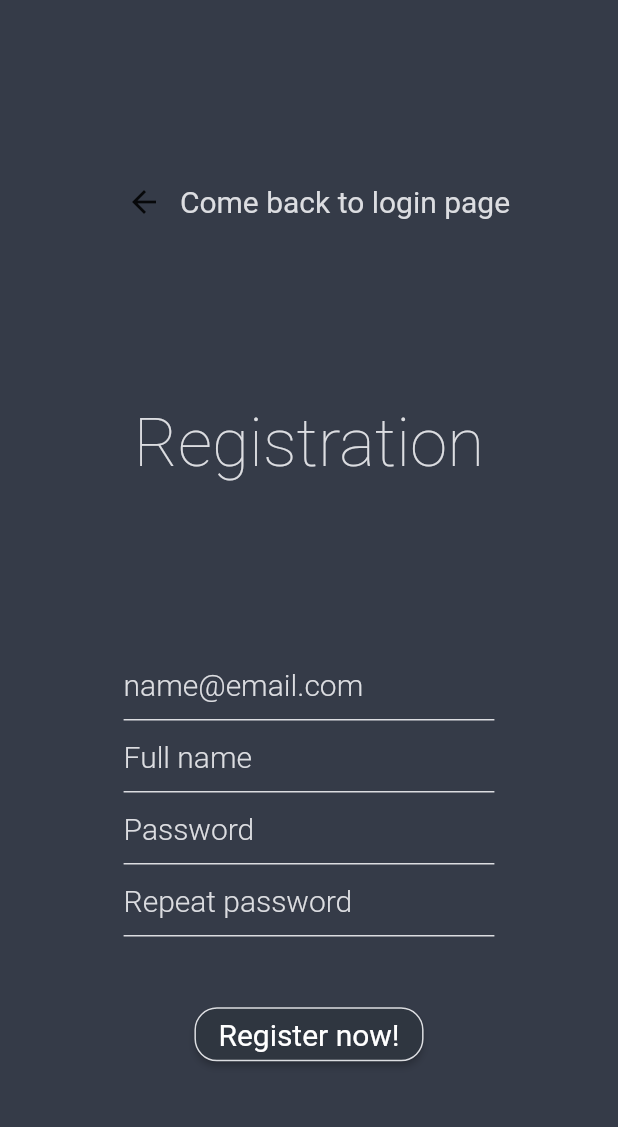
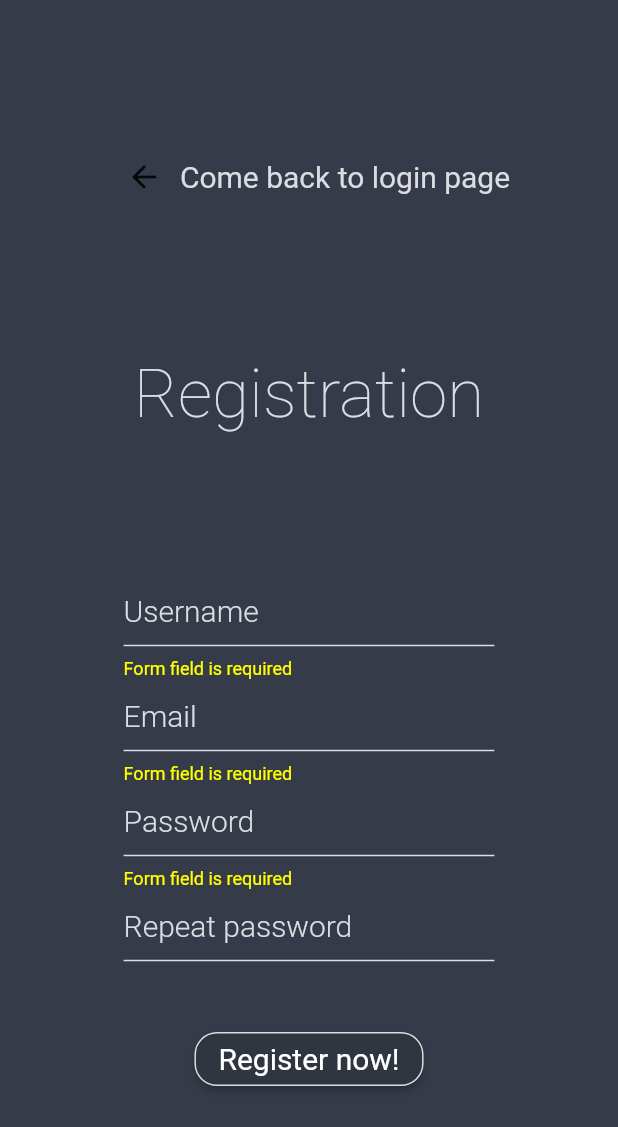
Before and after one commit to ShazeRx/capybara_mb, a Flutter app: the RegisterScreen screen opened by its route, after a tap on "Register now!", on a phone screen of 412 x 824 dp. Shown: the top 1127 px of the screen. Run offline on Flutter 3.47's test engine with Material 2 defaults, Android fonts, the phone set to English and light mode, and no system bars; our stand-ins replace dartz, equatable, form_field_validator, get_it, internet_connection_checker, shared_preferences; accounts and stored records are empty; Roboto replaces fonts that are missing (Ubuntu).

Commit message:
Form validations added

```diff
--- /dev/null
+++ b/lib/core/config/themes/default_theme/default_input_decoration.dart
@@ -0,0 +1,13 @@
+import 'package:capybara_app/core/config/themes/default_theme/default_theme.dart';
+import 'package:flutter/material.dart';
+
+InputDecoration defaultInputDecoration({required String hintText}) =>
+    InputDecoration(
+      hintText: hintText,
+      hintStyle: defaultTheme.inputDecorationTheme.hintStyle,
+      labelStyle: defaultTheme.inputDecorationTheme.labelStyle,
+      enabledBorder: defaultTheme.inputDecorationTheme.enabledBorder,
+      focusedBorder: defaultTheme.inputDecorationTheme.focusedBorder,
+      border: InputBorder.none,
+      errorBorder: defaultTheme.inputDecorationTheme.errorBorder,
+    );
--- a/lib/core/constants/validation_messages.dart
+++ b/lib/core/constants/validation_messages.dart
@@ -1,8 +1,9 @@
 class ValidationMessages {
-  static const emptyValue = 'Value cannot be empty';
+  static const required = 'Form field is required';
   static const invalidEmail = 'Invalid email';
   static const invalidPassword = 'Invalid password';
   static const differentPasswords = 'Passwords do not match';
-  static const shortPassword = 'Passwords should contain at least 8 characters';
-  static const weakPassword = 'Passwords should contain at least 1 uppercase and 1 lowercase character';
+  static const shortPassword = 'Password should contain at least eight characters';
+  static const passwordUppercaseLowercase = 'Password should contain at least one uppercase and one lowercase character';
+  static const passwordSpecialCharacter = 'Password should contain at least one special character';
 }
--- a/lib/core/enums/form_field_type.dart
+++ /dev/null
@@ -1,6 +0,0 @@
-enum FormFieldType {
-  email,
-  password,
-  fullName,
-  repeatPassword
-}
--- a/lib/ui/widgets/auth/auth_form_field.dart
+++ /dev/null
@@ -1,46 +0,0 @@
-import 'package:capybara_app/core/enums/form_field_type.dart';
-import 'package:flutter/material.dart';
-
-class AuthFormField extends StatelessWidget {
-  final String placeholder;
-  final Function(FormFieldType, String?) saveData;
-  final FormFieldType authFormFieldType;
-  final String? Function(String?)? validator;
-  final TextEditingController? controller;
-  final TextInputAction inputAction;
-  final TextInputType keyboardType;
-
-  AuthFormField({
-    required this.placeholder,
-    required this.saveData,
-    required this.authFormFieldType,
-    this.validator,
-    this.controller,
-    this.inputAction = TextInputAction.next,
-    this.keyboardType = TextInputType.text,
-  });
-
-  @override
-  Widget build(BuildContext context) {
-    var theme = Theme.of(context);
-    return TextFormField(
-      controller: this.controller,
-      style: theme.inputDecorationTheme.hintStyle,
-      decoration: InputDecoration(
-        hintText: this.placeholder,
-        hintStyle: theme.inputDecorationTheme.hintStyle,
-        labelStyle: theme.inputDecorationTheme.labelStyle,
-        enabledBorder: theme.inputDecorationTheme.enabledBorder,
-        focusedBorder: theme.inputDecorationTheme.focusedBorder,
-        border: InputBorder.none,
-        errorBorder: theme.inputDecorationTheme.errorBorder,
-      ),
-      textInputAction: this.inputAction,
-      keyboardType: this.keyboardType,
-      validator: this.validator,
-      obscureText: this.authFormFieldType == FormFieldType.password ||
-          this.authFormFieldType == FormFieldType.repeatPassword,
-      onSaved: (value) => this.saveData(this.authFormFieldType, value),
-    );
-  }
-}
--- a/lib/ui/widgets/auth/register/register_form.dart
+++ b/lib/ui/widgets/auth/register/register_form.dart
@@ -1,11 +1,9 @@
 import 'package:capybara_app/core/constants/validation_messages.dart';
-import 'package:capybara_app/core/enums/form_field_type.dart';
+import 'package:capybara_app/core/enums/validator.dart';
+import 'package:capybara_app/core/config/themes/default_theme/default_input_decoration.dart';
 import 'package:capybara_app/core/helpers/ui/vertical_space_helper.dart';
-import 'package:capybara_app/core/helpers/validation/validation_helper.dart';
-
 import 'package:flutter/material.dart';
-
-import '../auth_form_field.dart';
+import 'package:form_field_validator/form_field_validator.dart';
 import '../auth_form_wrapper.dart';
 
 class RegisterForm extends StatefulWidget {
@@ -16,17 +14,15 @@ class RegisterForm extends StatefulWidget {
 }
 
 class _RegisterFormState extends State<RegisterForm> {
-  final emailController = new TextEditingController();
-  final nameController = new TextEditingController();
-  final passwordController = new TextEditingController();
-  final repeatPasswordController = new TextEditingController();
+  final _passwordController = new TextEditingController();
 
-  _saveRegisterData(FormFieldType formField, String? value) {
-    // this._registerData[formField] = value;
+  void _submitForm() {
+    RegisterForm._formKey.currentState!.validate();
   }
 
   @override
   Widget build(BuildContext context) {
+    var theme = Theme.of(context);
     return Column(
       children: [
         AuthFormWrapper(
@@ -34,76 +30,32 @@ class _RegisterFormState extends State<RegisterForm> {
             key: RegisterForm._formKey,
             child: Column(
               children: [
-                AuthFormField(
-                  placeholder: 'name@email.com',
-                  // controller: this.emailController,
-                  keyboardType: TextInputType.emailAddress,
-                  saveData: this._saveRegisterData,
-                  authFormFieldType: FormFieldType.email,
-                  validator: (value) {
-                    if (!ValidationHelper.validateIfNotEmpty(value)) {
-                      return ValidationMessages.emptyValue;
-                    }
-                    if (!ValidationHelper.validateEmail(value!)) {
-                      return ValidationMessages.invalidEmail;
-                    }
-                    return null;
-                  },
+                TextFormField(
+                  style: theme.inputDecorationTheme.hintStyle,
+                  decoration: defaultInputDecoration(hintText: 'Username'),
+                  validator: Validator.username.validator,
                 ),
-                AuthFormField(
-                  placeholder: 'Full name',
-                  // controller: this.nameController,
-                  saveData: this._saveRegisterData,
-                  authFormFieldType: FormFieldType.fullName,
-                  validator: (value) {
-                    if (!ValidationHelper.validateIfNotEmpty(value)) {
-                      return ValidationMessages.emptyValue;
-                    }
-
-                    return null;
-                  },
+                TextFormField(
+                  style: theme.inputDecorationTheme.hintStyle,
+                  decoration: defaultInputDecoration(hintText: 'Email'),
+                  validator: Validator.email.validator,
                 ),
-                AuthFormField(
-                  placeholder: 'Password',
-                  controller: this.passwordController,
-                  saveData: this._saveRegisterData,
-                  authFormFieldType: FormFieldType.password,
-                  validator: (value) {
-                    if (!ValidationHelper.validateIfNotEmpty(value)) {
-                      return ValidationMessages.emptyValue;
-                    }
-
-                    if (!ValidationHelper.validatePasswordMinLength(value!)) {
-                      return ValidationMessages.shortPassword;
-                    }
-
-                    if (!ValidationHelper.validatePasswordStrength(value)) {
-                      return ValidationMessages.weakPassword;
-                    }
-
-                    return null;
-                  },
+                TextFormField(
+                  controller: this._passwordController,
+                  style: theme.inputDecorationTheme.hintStyle,
+                  decoration: defaultInputDecoration(hintText: 'Password'),
+                  validator: Validator.password.validator,
                 ),
-                AuthFormField(
-                  placeholder: 'Repeat password',
-                  // controller: this.repeatPasswordController,
-                  inputAction: TextInputAction.done,
-                  saveData: this._saveRegisterData,
-                  authFormFieldType: FormFieldType.repeatPassword,
-                  validator: (value) {
-                    if (!ValidationHelper.validateIfNotEmpty(value)) {
-                      return ValidationMessages.emptyValue;
-                    }
-
-                    if (!ValidationHelper.validateIfPasswordsAreMatching(
-                      this.passwordController.text,
-                      value!,
-                    )) {
-                      return ValidationMessages.differentPasswords;
-                    }
-
-                    return null;
-                  },
+                TextFormField(
+                  style: theme.inputDecorationTheme.hintStyle,
+                  decoration:
+                      defaultInputDecoration(hintText: 'Repeat password'),
+                  validator: (value) => MatchValidator(
+                    errorText: ValidationMessages.differentPasswords,
+                  ).validateMatch(
+                    value!,
+                    this._passwordController.text,
+                  ),
                 ),
               ],
             ),
@@ -112,7 +64,7 @@ class _RegisterFormState extends State<RegisterForm> {
         VerticalSpaceHelper.verticalSpaceLarge(context),
         ElevatedButton(
           onPressed: () {
-            // this._submitForm();
+            this._submitForm();
           },
           child: Text('Register now!'),
         ),
```
Also changed, not shown: lib/core/enums/validator.dart (added, +42 -0 lines), lib/core/helpers/validation/validation_helper.dart (deleted, +0 -35 lines), lib/ui/widgets/auth/login/login_create_account_buttons.dart (+0 -15 lines), lib/ui/widgets/auth/login/login_form.dart (+18 -59 lines).
